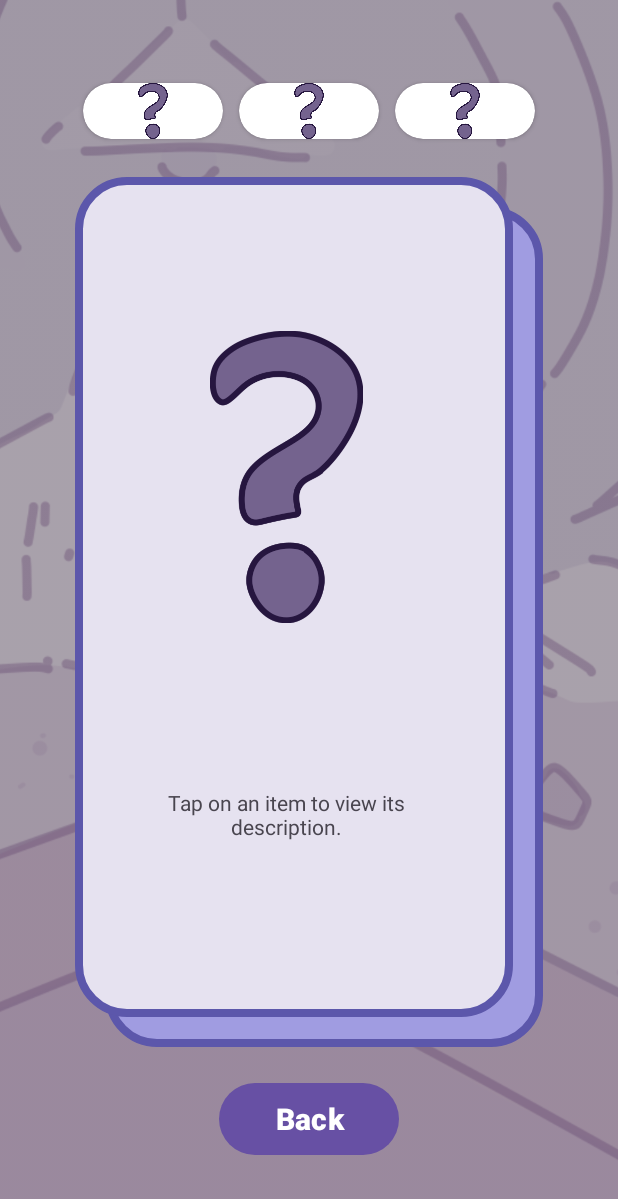
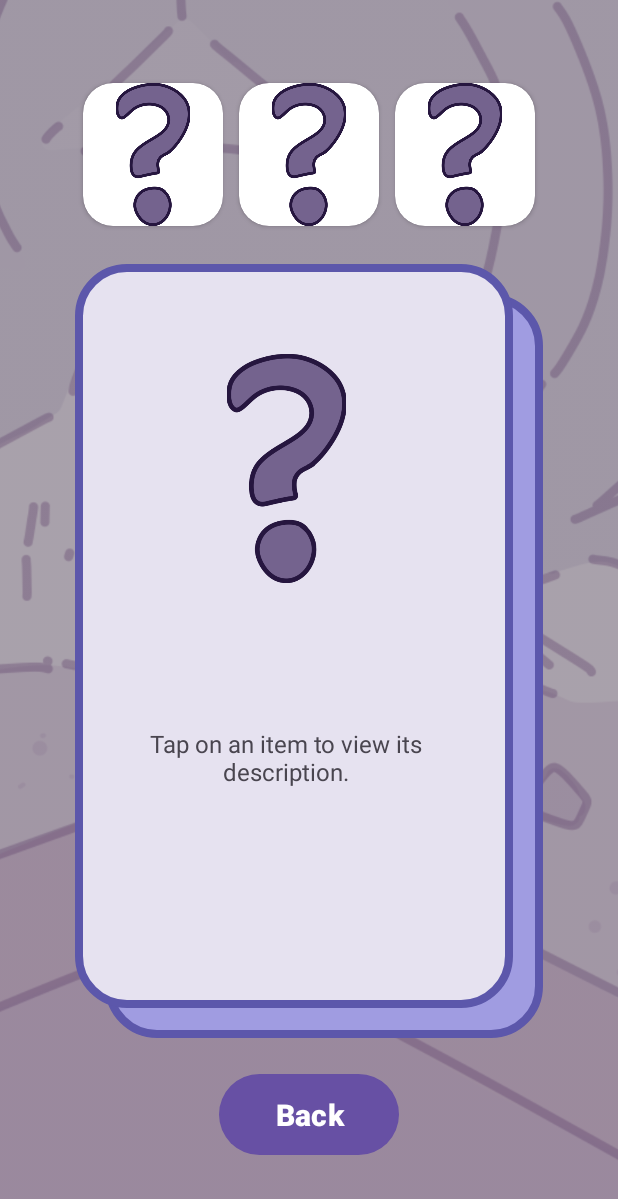
Before and after one commit to mauries-lopez/PomoPet, an Android app built with Jetpack Compose: the InventoryActivity screen opened directly, with no data from a screen before it, on a phone screen of 412 x 824 dp. Shown: the top 1199 px of the screen. Run offline under Robolectric (Android 15) with nearby library versions, the phone set to English and light mode, and no system bars; 1 statement that could not run was skipped.

Commit message:
Minor UI changes for inventory (avoid resizing the holder) and pet screen (icon sizes)

```diff
--- a/Machine Project Development/app/src/main/res/layout/activity_inventory.xml
+++ b/Machine Project Development/app/src/main/res/layout/activity_inventory.xml
@@ -24,12 +24,13 @@
         android:layout_height="match_parent"
         android:gravity="center"
         android:orientation="vertical"
-        android:padding="50dp">
+        android:padding="50dp"
+        app:layout_constraintBottom_toBottomOf="parent">
 
         <androidx.gridlayout.widget.GridLayout
             android:id="@+id/layout_inventory"
             android:layout_width="match_parent"
-            android:layout_height="wrap_content"
+            android:layout_height="200dp"
             android:layout_weight="5"
             android:clipToPadding="true"
             app:columnCount="3"
@@ -104,28 +105,30 @@
             <ImageView
                 android:id="@+id/img_item_selected"
                 android:layout_width="match_parent"
-                android:layout_height="300dp"
-                android:padding="50dp"
+                android:layout_height="0dp"
+                android:layout_weight="2"
+                android:padding="10dp"
                 app:srcCompat="@drawable/item_questionmark" />
 
             <TextView
                 android:id="@+id/txt_item_desc"
                 android:layout_width="match_parent"
-                android:layout_height="wrap_content"
+                android:layout_height="0dp"
                 android:layout_marginTop="20dp"
                 android:layout_marginBottom="100dp"
                 android:layout_weight="2"
                 android:gravity="center"
                 android:text="@string/tap_on_an_item"
-                android:textAlignment="center" />
+                android:textAlignment="center"
+                android:textSize="16sp" />
         </LinearLayout>
 
         <Button
             android:id="@+id/btn_inventoryback"
             android:layout_width="120dp"
-            android:layout_height="wrap_content"
+            android:layout_height="100dp"
             android:layout_marginTop="20dp"
-            android:layout_weight="1"
+            android:layout_weight="2"
             android:text="Back"
             android:textSize="20sp"
             android:textStyle="bold" />
```
Also changed, not shown: Machine Project Development/app/src/main/res/layout/activity_pet_screen.xml (+8 -5 lines).
